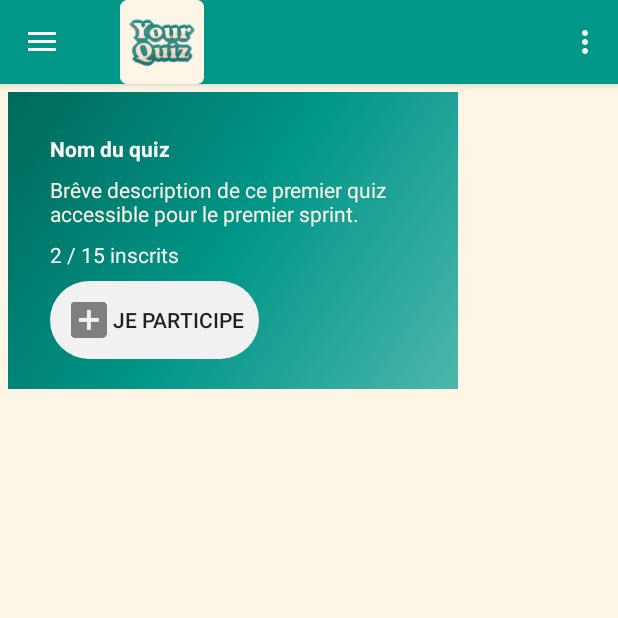
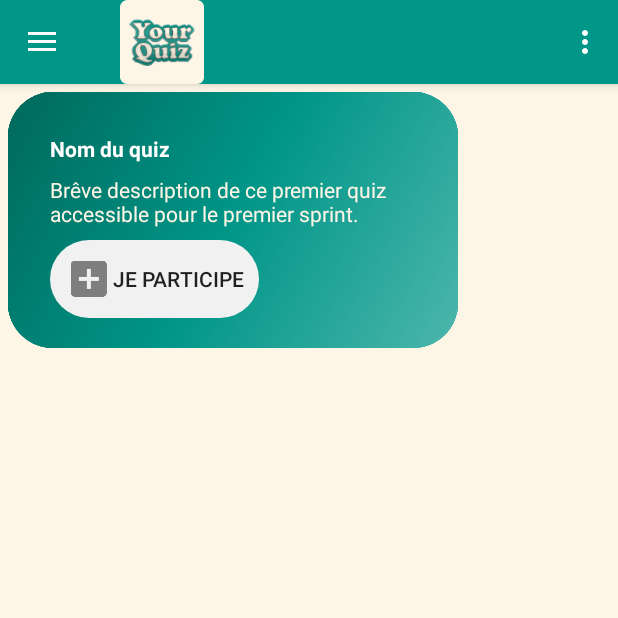
Before and after one commit to stevenliatti/quiz, an Android app: the screen it shows after launch (MainActivity), after a tap on "Accueil", on a phone screen of 412 x 824 dp, the top half of it. Run offline under Robolectric (Android 15) with nearby library versions, the phone set to English and light mode, and no system bars; our stand-ins replace Volley; libraries missing offline, so code that uses them is left out: org.apmem.tools; plain views replace FlowLayout; network calls fail; 1 other tap on this screen came first.

Commit message:
List quiz done #10

```diff
--- a/src/android/YourQuiz/app/build.gradle
+++ b/src/android/YourQuiz/app/build.gradle
@@ -4,7 +4,7 @@ android {
     compileSdkVersion 26
     defaultConfig {
         applicationId "hepia.ch.yourquiz"
-        minSdkVersion 19
+        minSdkVersion 23
         targetSdkVersion 26
         versionCode 1
         versionName "1.0"
@@ -29,4 +29,5 @@ dependencies {
     androidTestImplementation 'com.android.support.test.espresso:espresso-core:3.0.1'
     compile 'com.github.nkzawa:socket.io-client:0.3.0'
     compile 'org.apmem.tools:layouts:1.10@aar'
+    compile 'com.android.volley:volley:1.1.0'
 }
--- a/src/android/YourQuiz/app/src/main/java/hepia/ch/yourquiz/MainActivity.java
+++ b/src/android/YourQuiz/app/src/main/java/hepia/ch/yourquiz/MainActivity.java
@@ -1,12 +1,10 @@
 package hepia.ch.yourquiz;
 
+import android.app.Fragment;
 import android.app.FragmentManager;
-import android.content.Intent;
 import android.os.Bundle;
 import android.support.annotation.NonNull;
-import android.util.Log;
 import android.view.Gravity;
-import android.view.View;
 import android.support.design.widget.NavigationView;
 import android.support.v4.view.GravityCompat;
 import android.support.v4.widget.DrawerLayout;
@@ -15,12 +13,14 @@ import android.support.v7.app.AppCompatActivity;
 import android.support.v7.widget.Toolbar;
 import android.view.Menu;
 import android.view.MenuItem;
-import android.widget.Button;
 
+import hepia.ch.yourquiz.fragments.OtherFragment;
 import hepia.ch.yourquiz.fragments.QuizListFragment;
 
 public class MainActivity extends AppCompatActivity
         implements NavigationView.OnNavigationItemSelectedListener {
+
+    private static int currentNavigationItemSelected = 0;
 
     @Override
     protected void onCreate(Bundle savedInstanceState) {
@@ -47,13 +47,13 @@ public class MainActivity extends AppCompatActivity
         NavigationView navigationView = findViewById(R.id.app_nav_view);
         navigationView.setNavigationItemSelectedListener(this);
 
-        Button participateButton = findViewById(R.id.participate_button);
-        participateButton.setOnClickListener(new View.OnClickListener() {
-            public void onClick(View v) {
-                Intent intent = new Intent(v.getContext(), ParticipateQuizActivity.class);
-                startActivity(intent);
-            }
-        });
+//        Button participateButton = findViewById(R.id.participate_button);
+//        participateButton.setOnClickListener(new View.OnClickListener() {
+//            public void onClick(View v) {
+//                Intent intent = new Intent(v.getContext(), ParticipateQuizActivity.class);
+//                startActivity(intent);
+//            }
+//        });
 
         // to display logo in the action bar
         if (getSupportActionBar() == null) {
@@ -102,28 +102,21 @@ public class MainActivity extends AppCompatActivity
         // Handle navigation view item clicks here.
         int id = item.getItemId();
         FragmentManager fragmentManager = getFragmentManager();
-        QuizListFragment currentFragment = (QuizListFragment) getFragmentManager().findFragmentById(R.layout.fragment_quiz_list);
-
-        if (id == R.id.nav_home) {
-            if (currentFragment != null) {
-                Log.e("haha", "hahah");
-                fragmentManager.beginTransaction()
-                        .replace(R.id.content_frame, new QuizListFragment())
-                        .commit();
+        Fragment newFragment;
+        if (currentNavigationItemSelected != id) {
+            switch (id) {
+                case R.id.nav_home:
+                    newFragment = new QuizListFragment();
+                    break;
+                case R.id.nav_login:
+                    newFragment = new OtherFragment();
+                    break;
+                default:
+                    return false;
             }
+            fragmentManager.beginTransaction().replace(R.id.content_frame, newFragment).commit();
+            currentNavigationItemSelected = id;
         }
-// else if (id == R.id.nav_gallery) {
-//
-//        } else if (id == R.id.nav_slideshow) {
-//
-//        } else if (id == R.id.nav_manage) {
-//
-//        } else if (id == R.id.nav_share) {
-//
-//        } else if (id == R.id.nav_send) {
-//
-//        }
-
         DrawerLayout drawer = findViewById(R.id.drawer_layout);
         drawer.closeDrawer(GravityCompat.START);
         return true;
--- a/src/android/YourQuiz/app/src/main/java/hepia/ch/yourquiz/fragments/QuizListFragment.java
+++ b/src/android/YourQuiz/app/src/main/java/hepia/ch/yourquiz/fragments/QuizListFragment.java
@@ -1,18 +1,82 @@
 package hepia.ch.yourquiz.fragments;
 
 import android.app.Fragment;
+import android.app.FragmentManager;
 import android.os.Bundle;
+import android.support.annotation.Nullable;
+import android.util.Log;
 import android.view.LayoutInflater;
 import android.view.View;
 import android.view.ViewGroup;
 
+import com.android.volley.Request;
+import com.android.volley.RequestQueue;
+import com.android.volley.Response;
+import com.android.volley.VolleyError;
+import com.android.volley.toolbox.JsonArrayRequest;
+import com.android.volley.toolbox.Volley;
+
+import org.apmem.tools.layouts.FlowLayout;
+import org.json.JSONArray;
+import org.json.JSONException;
+
 import hepia.ch.yourquiz.R;
 
+import static hepia.ch.yourquiz.ParticipateQuizActivity.SERVER_IP;
+import static hepia.ch.yourquiz.ParticipateQuizActivity.SERVER_PORT;
+
 public class QuizListFragment extends Fragment {
+    private ViewGroup container;
 
     @Override
     public View onCreateView(LayoutInflater inflater, ViewGroup container, Bundle savedInstanceState) {
+        this.container = container;
+        getAllQuizList();
+
         // Inflate the layout for this fragment
         return inflater.inflate(R.layout.fragment_quiz_list, container, false);
     }
+
+    @Override
+    public void onViewCreated(View view, @Nullable Bundle savedInstanceState) {
+        super.onViewCreated(view, savedInstanceState);
+    }
+
+    private void getAllQuizList() {
+        RequestQueue queue = Volley.newRequestQueue(this.getContext());
+
+        String url = "https://" + SERVER_IP + ":" + SERVER_PORT + "/quiz/getAll";
+
+        JsonArrayRequest jsonArrayRequest = new JsonArrayRequest(Request.Method.GET, url, null,
+                new Response.Listener<JSONArray>() {
+            @Override
+            public void onResponse(JSONArray response) {
+                Log.e("allquiz", String.valueOf(response));
+                FlowLayout quizListFlowLayout = container.findViewById(R.id.quiz_list);
+                quizListFlowLayout.removeAllViews();
+                for (int i = 0; i < response.length(); i++) {
+                    FragmentManager fragmentManager = getFragmentManager();
+                    QuizElementFragment quizElementFragment = new QuizElementFragment();
+                    Bundle bundle = new Bundle();
+                    try {
+                        bundle.putString(QuizElementFragment.ID, response.getJSONObject(i).getString(QuizElementFragment.ID));
+                        bundle.putString(QuizElementFragment.NAME, response.getJSONObject(i).getString(QuizElementFragment.NAME));
+                        bundle.putString(QuizElementFragment.DESCRIPTION, response.getJSONObject(i).getString(QuizElementFragment.DESCRIPTION));
+                        bundle.putString(QuizElementFragment.OWNER, response.getJSONObject(i).getString(QuizElementFragment.OWNER));
+                        quizElementFragment.setArguments(bundle);
+                        fragmentManager.beginTransaction().add(R.id.quiz_list, quizElementFragment).commit();
+                    } catch (JSONException e) {
+                        e.printStackTrace();
+                    }
+                }
+            }
+        }, new Response.ErrorListener() {
+            @Override
+            public void onErrorResponse(VolleyError error) {
+                Log.e("ERROR", error.getMessage());
+            }
+        });
+
+        queue.add(jsonArrayRequest);
+    }
 }
--- /dev/null
+++ b/src/android/YourQuiz/app/src/main/res/drawable/quiz_element_rounded_corners.xml
@@ -0,0 +1,23 @@
+<?xml version="1.0" encoding="utf-8"?>
+<selector xmlns:android="http://schemas.android.com/apk/res/android">
+    <!--<item-->
+        <!--android:state_pressed="true">-->
+        <!--<shape android:shape="rectangle">-->
+            <!--<solid android:color="#90ccc7"/>-->
+            <!--<stroke android:color="#00ffffff"/>-->
+            <!--<corners android:radius="30dp" />-->
+        <!--</shape>-->
+    <!--</item>-->
+    <item>
+        <shape android:shape="rectangle">
+            <gradient
+                android:angle="135"
+                android:centerColor="#009688"
+                android:endColor="#00695C"
+                android:startColor="#4DB6AC"
+                android:type="linear" />
+            <stroke android:color="#00ffffff"/>
+            <corners android:radius="30dp" />
+        </shape>
+    </item>
+</selector>
--- a/src/android/YourQuiz/app/src/main/res/layout/content_participate.xml
+++ b/src/android/YourQuiz/app/src/main/res/layout/content_participate.xml
@@ -13,7 +13,6 @@
         android:layout_width="match_parent"
         android:layout_height="match_parent" >
 
-        <include layout="@layout/fragment_quiz_list" />
     </FrameLayout>
 
 
--- a/src/android/YourQuiz/app/src/main/res/layout/fragment_quiz_list.xml
+++ b/src/android/YourQuiz/app/src/main/res/layout/fragment_quiz_list.xml
@@ -4,49 +4,34 @@
     android:layout_height="match_parent"
     tools:context="hepia.ch.yourquiz.fragments.QuizListFragment">
 
-
+    <ScrollView
+        android:layout_width="match_parent"
+        android:layout_height="match_parent">
         <org.apmem.tools.layouts.FlowLayout
             xmlns:android="http://schemas.android.com/apk/res/android"
             android:layout_width="fill_parent"
             android:layout_height="wrap_content"
             android:gravity="center"
-            android:scrollbars="vertical">
+            android:scrollbars="vertical"
+            android:id="@+id/quiz_list">
 
             <include
-                layout="@layout/quiz_element"
-                android:layout_width="300dp"
-                android:layout_height="wrap_content"
-                android:layout_margin="5dp" />
+                layout="@layout/quiz_element" />
 
             <include
-                layout="@layout/quiz_element"
-                android:layout_width="300dp"
-                android:layout_height="wrap_content"
-                android:layout_margin="5dp" />
+                layout="@layout/quiz_element"/>
 
             <include
-                layout="@layout/quiz_element"
-                android:layout_width="300dp"
-                android:layout_height="wrap_content"
-                android:layout_margin="5dp" />
+                layout="@layout/quiz_element"/>
 
             <include
-                layout="@layout/quiz_element"
-                android:layout_width="300dp"
-                android:layout_height="wrap_content"
-                android:layout_margin="5dp" />
+                layout="@layout/quiz_element"/>
 
             <include
-                layout="@layout/quiz_element"
-                android:layout_width="300dp"
-                android:layout_height="wrap_content"
-                android:layout_margin="5dp" />
+                layout="@layout/quiz_element"/>
 
             <include
-                layout="@layout/quiz_element"
-                android:layout_width="300dp"
-                android:layout_height="wrap_content"
-                android:layout_margin="5dp" />
+                layout="@layout/quiz_element"/>
         </org.apmem.tools.layouts.FlowLayout>
-
+    </ScrollView>
 </FrameLayout>
--- a/src/android/YourQuiz/app/src/main/res/layout/quiz_element.xml
+++ b/src/android/YourQuiz/app/src/main/res/layout/quiz_element.xml
@@ -1,16 +1,16 @@
 <?xml version="1.0" encoding="utf-8"?>
 <android.support.constraint.ConstraintLayout xmlns:android="http://schemas.android.com/apk/res/android"
     xmlns:app="http://schemas.android.com/apk/res-auto"
-    xmlns:tools="http://schemas.android.com/tools"
-    android:layout_width="wrap_content"
+    android:background="@drawable/quiz_element_rounded_corners"
+    android:padding="20dp"
+
+    android:layout_width="300dp"
     android:layout_height="wrap_content"
-    android:background="@drawable/side_nav_bar"
-    tools:showIn="@layout/app_main_content"
-    android:padding="20dp">
+    android:layout_margin="5dp">
 
 
     <TextView
-        android:id="@+id/textView3"
+        android:id="@+id/quiz_name"
         style="@android:style/TextAppearance.DeviceDefault.Inverse"
         android:layout_width="0dp"
         android:layout_height="wrap_content"
@@ -24,7 +24,7 @@
         app:layout_constraintTop_toTopOf="parent" />
 
     <TextView
-        android:id="@+id/textView"
+        android:id="@+id/quiz_description"
         style="@android:style/TextAppearance.DeviceDefault.Inverse"
         android:layout_width="0dp"
         android:layout_height="wrap_content"
@@ -35,20 +35,20 @@
         android:textColor="@color/colorBackground"
         app:layout_constraintEnd_toEndOf="parent"
         app:layout_constraintStart_toStartOf="parent"
-        app:layout_constraintTop_toBottomOf="@+id/textView3" />
+        app:layout_constraintTop_toBottomOf="@+id/quiz_name" />
 
-    <TextView
-        android:id="@+id/textView4"
-        style="@android:style/TextAppearance.DeviceDefault.Inverse"
-        android:layout_width="0dp"
-        android:layout_height="wrap_content"
-        android:layout_marginEnd="8dp"
-        android:layout_marginStart="8dp"
-        android:layout_marginTop="8dp"
-        android:text="2 / 15 inscrits"
-        app:layout_constraintEnd_toEndOf="parent"
-        app:layout_constraintStart_toStartOf="parent"
-        app:layout_constraintTop_toBottomOf="@+id/textView" />
+    <!--<TextView-->
+        <!--android:id="@+id/textView4"-->
+        <!--style="@android:style/TextAppearance.DeviceDefault.Inverse"-->
+        <!--android:layout_width="0dp"-->
+        <!--android:layout_height="wrap_content"-->
+        <!--android:layout_marginEnd="8dp"-->
+        <!--android:layout_marginStart="8dp"-->
+        <!--android:layout_marginTop="8dp"-->
+        <!--android:text="2 / 15 inscrits"-->
+        <!--app:layout_constraintEnd_toEndOf="parent"-->
+        <!--app:layout_constraintStart_toStartOf="parent"-->
+        <!--app:layout_constraintTop_toBottomOf="@+id/quiz_description" />-->
 
     <Button
         android:id="@+id/participate_button"
@@ -61,5 +61,5 @@
         android:padding="10dp"
         android:text="Je participe"
         app:layout_constraintStart_toStartOf="parent"
-        app:layout_constraintTop_toBottomOf="@+id/textView4" />
+        app:layout_constraintTop_toBottomOf="@+id/quiz_description" />
 </android.support.constraint.ConstraintLayout>
--- a/src/android/YourQuiz/app/src/main/res/menu/activity_participate_drawer.xml
+++ b/src/android/YourQuiz/app/src/main/res/menu/activity_participate_drawer.xml
@@ -8,6 +8,10 @@
             android:id="@+id/nav_home"
             android:icon="@drawable/ic_action_home"
             android:title="Accueil" />
+        <item
+            android:id="@+id/nav_login"
+            android:icon="@drawable/ic_action_login"
+            android:title="Se connecter" />
         <item
             android:id="@+id/nav_ranking"
             android:icon="@drawable/ic_action_trophy"
@@ -34,21 +38,4 @@
             <!--android:title="Tools" />-->
     </group>
 
-    <item android:title="Compte">
-        <menu>
-            <item
-                android:id="@+id/nav_login"
-                android:icon="@drawable/ic_action_login"
-                android:title="Se connecter" />
-            <!--<item-->
-                <!--android:id="@+id/nav_share"-->
-                <!--android:icon="@drawable/ic_menu_share"-->
-                <!--android:title="Share" />-->
-            <!--<item-->
-                <!--android:id="@+id/nav_send"-->
-                <!--android:icon="@drawable/ic_menu_send"-->
-                <!--android:title="Send" />-->
-        </menu>
-    </item>
-
 </menu>
--- a/src/android/YourQuiz/build.gradle
+++ b/src/android/YourQuiz/build.gradle
@@ -7,7 +7,7 @@ buildscript {
         jcenter()
     }
     dependencies {
-        classpath 'com.android.tools.build:gradle:3.0.1'
+        classpath 'com.android.tools.build:gradle:3.1.0'
 
 
         // NOTE: Do not place your application dependencies here; they belong
```
Also changed, not shown: src/android/YourQuiz/app/src/main/java/hepia/ch/yourquiz/ParticipateQuizActivity.java (+13 -10 lines), src/android/YourQuiz/app/src/main/java/hepia/ch/yourquiz/fragments/OtherFragment.java (added, +27 -0 lines), src/android/YourQuiz/app/src/main/java/hepia/ch/yourquiz/fragments/QuizElementFragment.java (added, +63 -0 lines), src/android/YourQuiz/app/src/main/res/layout/fragment_other.xml (added, +15 -0 lines), src/android/YourQuiz/gradle/wrapper/gradle-wrapper.properties.
